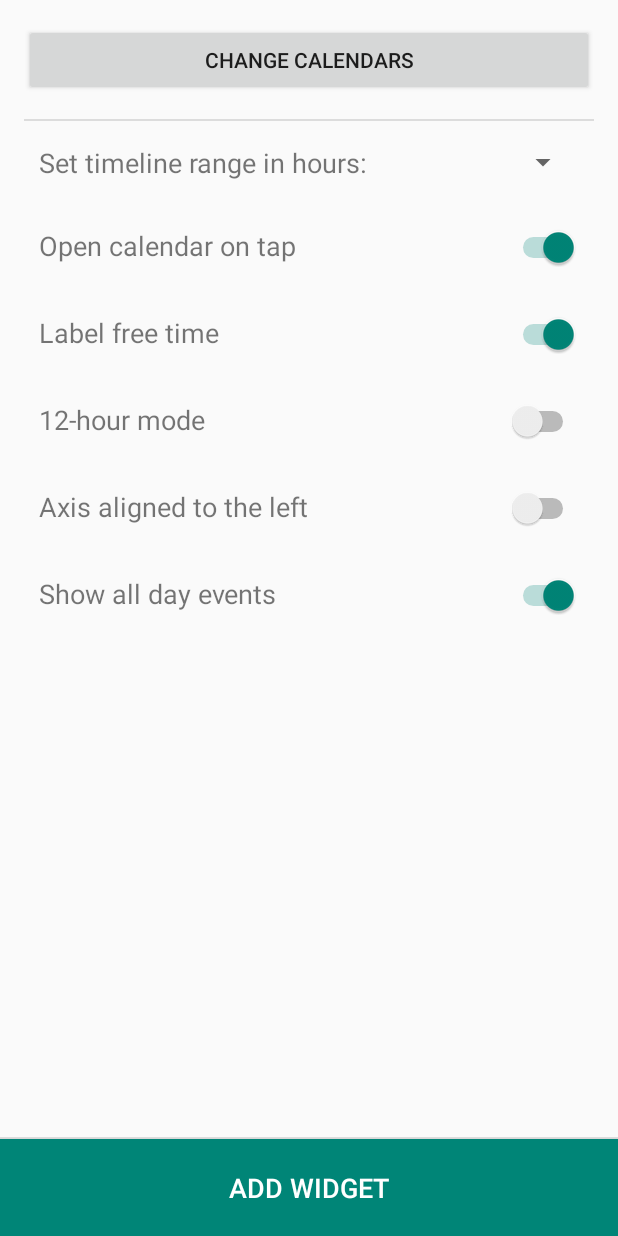
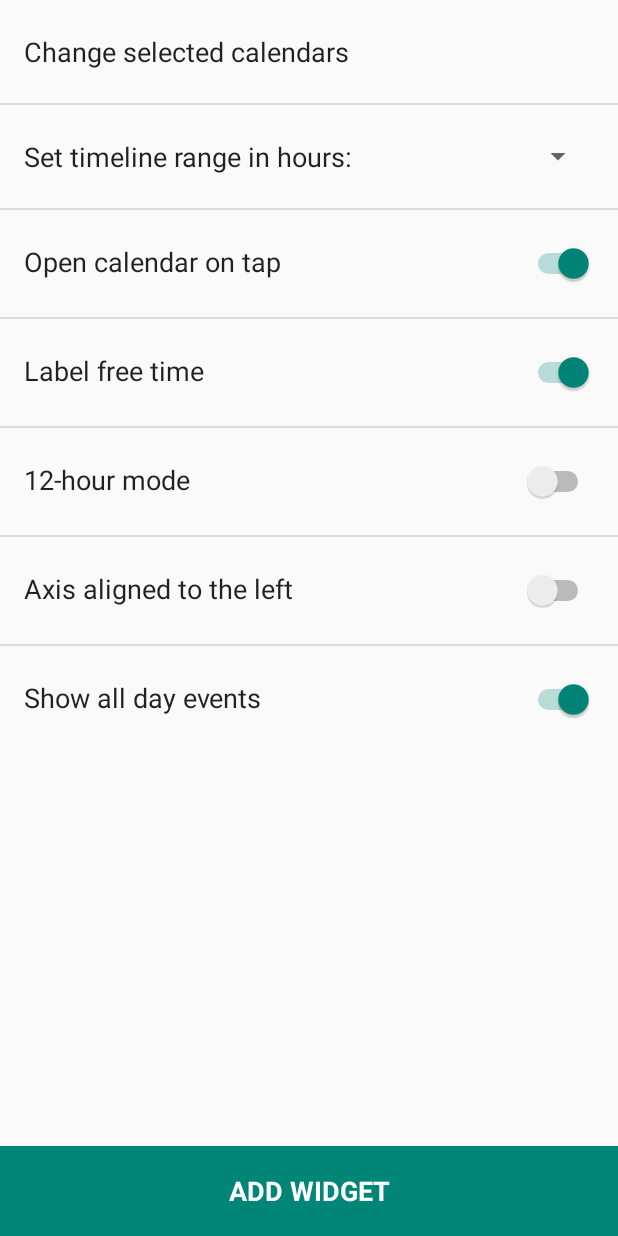
Before and after one commit to Ineptus/DayLine, an Android app: the layout widget_activity_configuration.xml on its own in the app's theme, with its tools: preview values and no code run, on a phone screen of 412 x 824 dp. Run offline under Robolectric (Android 15) with nearby library versions, the phone set to English and light mode, and no system bars.

Commit message:
Rework Configuration heavily

```diff
--- a/app/src/main/java/com/ineptus/dayline/ChooseCalendarsFragment.java
+++ b/app/src/main/java/com/ineptus/dayline/ChooseCalendarsFragment.java
@@ -28,9 +28,15 @@ public class ChooseCalendarsFragment extends DialogFragment {
 		this.widgetId = widgetId;
 	}
 
+    @Override
+    public Dialog onCreateDialog(Bundle savedInstanceState) {
 
-	@Override
-    public Dialog onCreateDialog(Bundle savedInstanceState) {
+        if(context == null) {
+            context = getActivity().getApplicationContext();
+            //dismiss();
+            //return new AlertDialog.Builder(getActivity()).create();
+        }
+
 
 		// Use the Builder class for convenient dialog construction
 		CharSequence[] items = CalendarDrainer.getCalendarsNames(context);
--- a/app/src/main/java/com/ineptus/dayline/ConfigurationActivity.java
+++ b/app/src/main/java/com/ineptus/dayline/ConfigurationActivity.java
@@ -6,12 +6,19 @@ import android.appwidget.AppWidgetManager;
 import android.content.Context;
 import android.content.Intent;
 import android.content.pm.PackageManager.NameNotFoundException;
+import android.content.res.Configuration;
+import android.graphics.Rect;
 import android.os.Bundle;
+import android.os.PersistableBundle;
 import android.support.v7.app.ActionBar;
 import android.support.v7.app.ActionBarActivity;
+import android.view.TouchDelegate;
 import android.view.View;
 import android.widget.ArrayAdapter;
+import android.widget.Button;
+import android.widget.LinearLayout;
 import android.widget.NumberPicker;
+import android.widget.RelativeLayout;
 import android.widget.Spinner;
 import android.widget.Switch;
 
@@ -27,6 +34,8 @@ import com.ineptus.dayline.tools.Prefs;
  */
 public class ConfigurationActivity extends ActionBarActivity {
 
+    private final static String CALENDARS_CHOSEN_KEY = "calendars_chosen";
+
     private final static int MIN_RANGE = 4;
     private final static int MAX_RANGE = 48;
 
@@ -41,8 +50,23 @@ public class ConfigurationActivity extends ActionBarActivity {
     private Switch mirror;
     private Switch showAllDay;
 
+    private boolean calendarsChosen = false;
+    private boolean result_canceled = true;
+
     public ConfigurationActivity() {
         super();
+    }
+
+    @Override
+    protected void onSaveInstanceState(Bundle outState) {
+        super.onSaveInstanceState(outState);
+        outState.putBoolean(CALENDARS_CHOSEN_KEY, calendarsChosen);
+    }
+
+    @Override
+    protected void onRestoreInstanceState(Bundle savedInstanceState) {
+        super.onRestoreInstanceState(savedInstanceState);
+        calendarsChosen = savedInstanceState.getBoolean(CALENDARS_CHOSEN_KEY, false);
     }
 
     @Override
@@ -76,20 +100,6 @@ public class ConfigurationActivity extends ActionBarActivity {
         rangeSpinner.setAdapter(spinAdapter);
         rangeSpinner.setSelection(12);
 
-/*        String[] nums = new String[20];
-        for(int i=0; i<nums.length; i++)
-            nums[i] = Integer.toString(i);
-
-        rangePicker.setMinValue(1);
-        rangePicker.setMaxValue(20);
-        rangePicker.setWrapSelectorWheel(true);
-        rangePicker.setDisplayedValues(nums);
-        rangePicker.setValue(8);*/
-
-
-        findViewById(R.id.choose_calendars_button).setOnClickListener(chooseCalendarsListener);
-
-        findViewById(R.id.add_button).setOnClickListener(mOnClickListener);
 
         // Find the widget id from the intent.
         Intent intent = getIntent();
@@ -99,6 +109,9 @@ public class ConfigurationActivity extends ActionBarActivity {
                     AppWidgetManager.EXTRA_APPWIDGET_ID, AppWidgetManager.INVALID_APPWIDGET_ID);
         }
 
+        // Clear prefs. It shouldn't be necessary since 'onRemove', but just in case..
+        Prefs.clearAll(context, mAppWidgetId);
+
         // If this activity was started with an intent without an app widget ID, finish with an error.
         if (mAppWidgetId == AppWidgetManager.INVALID_APPWIDGET_ID) {
             finish();
@@ -106,20 +119,28 @@ public class ConfigurationActivity extends ActionBarActivity {
         }
 
         ActionBar actionBar = getSupportActionBar();
-        actionBar.setTitle("DayLine Configuration");
-
-        findViewById(R.id.choose_calendars_button).performClick();
+        actionBar.setTitle(R.string.configuration_actionbar_title);
     }
 
+    @Override
+    protected void onResume() {
+        super.onResume();
 
-    final View.OnClickListener chooseCalendarsListener = new View.OnClickListener() {
+        if(!calendarsChosen) {
+            calendarsChosen = true;
+            showCalendarsChoice(findViewById(R.id.choose_calendars_button));
+        }
+    }
 
     @Override
-        public void onClick(View v) {
+    protected void onDestroy() {
+        super.onDestroy();
+        if(result_canceled) {
+            Prefs.clearAll(getApplicationContext(), mAppWidgetId);
+        }
+    }
 
-            // DialogFragment.show() will take care of adding the fragment
-            // in a transaction.  We also want to remove any currently showing
-            // dialog, so make our own transaction and take care of that here.
+    public void showCalendarsChoice(View view) {
         FragmentTransaction ft = getFragmentManager().beginTransaction();
         Fragment prev = getFragmentManager().findFragmentByTag("dialog");
         if (prev != null) {
@@ -133,13 +154,9 @@ public class ConfigurationActivity extends ActionBarActivity {
         dialogF.setContext(getApplicationContext());
         dialogF.setWidgetId(mAppWidgetId);
         dialogF.show(ft, "dialog");
+    }
 
-        }
-    };
-
-
-    final View.OnClickListener mOnClickListener = new View.OnClickListener() {
-        public void onClick(View v) {
+    public void addWidget(View view) {
             final Context context = ConfigurationActivity.this;
 
             int version;
@@ -165,12 +182,19 @@ public class ConfigurationActivity extends ActionBarActivity {
             // Make sure we pass back the original appWidgetId
             Intent resultValue = new Intent();
             resultValue.putExtra(AppWidgetManager.EXTRA_APPWIDGET_ID, mAppWidgetId);
+            result_canceled=false;
             setResult(RESULT_OK, resultValue);
             finish();
     }
-    };
 
 
 
 
+    public void clickReceiver(View view) {
+        RelativeLayout l = (RelativeLayout) view;
+        View child = l.getChildAt(l.getChildCount()-1);
+        child.performClick();
     }
+
+
+}
--- a/app/src/main/res/layout/range_spinner.xml
+++ b/app/src/main/res/layout/range_spinner.xml
@@ -8,5 +8,6 @@
     android:layout_height="wrap_content"
     android:ellipsize="marquee"
     android:textAlignment="center"
+    android:textSize="@dimen/abc_text_size_medium_material"
     android:gravity="center"
-    android:textColor="@color/primary_dark_material_light" />
+    android:textColor="@color/primary_text_default_material_light" />
--- a/app/src/main/res/layout/range_spinner_item.xml
+++ b/app/src/main/res/layout/range_spinner_item.xml
@@ -10,4 +10,4 @@
     android:ellipsize="marquee"
     android:textAlignment="center"
     android:gravity="center"
-    android:textColor="@color/primary_dark_material_light" />
+    android:textColor="@color/secondary_text_default_material_light"/>
--- a/app/src/main/res/layout/widget_activity_configuration.xml
+++ b/app/src/main/res/layout/widget_activity_configuration.xml
@@ -9,200 +9,172 @@
     <ScrollView
         android:layout_width="match_parent"
         android:layout_height="fill_parent"
-        android:layout_above="@+id/add_button"
+        android:layout_above="@+id/add_button_holder"
         android:layout_alignParentTop="true">
 
         <LinearLayout
             android:layout_width="match_parent"
             android:layout_height="wrap_content"
-            android:orientation="vertical"
-            android:padding="16dp">
+            android:orientation="vertical">
 
-            <Button
+            <RelativeLayout
                 android:id="@+id/choose_calendars_button"
-                android:layout_width="match_parent"
-                android:layout_height="wrap_content"
-                android:layout_marginBottom="15dp"
+                style="@style/ConfigurationItem"
+                android:onClick="showCalendarsChoice">
+
+                <TextView
+                    android:id="@+id/choose_calendars_button"
+                    style="@style/ConfigurationItem.Text"
                     android:text="@string/choose_calendars_button" />
+            </RelativeLayout>
 
             <View style="@style/Divider" />
 
-            <LinearLayout
-                android:layout_width="match_parent"
-                android:layout_height="wrap_content"
-                android:orientation="vertical"
-                android:paddingLeft="10dp"
-                android:paddingRight="10dp">
-
-                <LinearLayout
-                    android:layout_width="match_parent"
-                    android:layout_height="wrap_content"
-                    android:layout_marginBottom="15dp"
-                    android:layout_marginTop="15dp"
-                    android:orientation="horizontal">
+            <RelativeLayout style="@style/ConfigurationItem">
 
                 <TextView
                     android:id="@+id/set_range_text"
-                        android:layout_width="wrap_content"
-                        android:layout_height="wrap_content"
-                        android:layout_marginEnd="10dp"
-                        android:layout_marginRight="10dp"
-                        android:text="@string/set_range"
-                        android:textSize="18sp" />
+                    style="@style/ConfigurationItem.Text"
+                    android:text="@string/set_range" />
 
                 <Spinner
                     android:id="@+id/range_spinner"
-                        android:layout_width="fill_parent"
+                    android:layout_width="80dp"
                     android:layout_height="wrap_content"
-                        android:textSize="18sp" />
+                    android:layout_alignParentRight="true" />
 
                 <!--                    <NumberPicker
                                         android:id="@+id/range_picker"
                                         android:layout_width="wrap_content"
                                         android:layout_height="fill_parent"/>-->
 
-                </LinearLayout>
+            </RelativeLayout>
 
+            <View style="@style/Divider" />
 
-                <LinearLayout
-                    android:layout_width="match_parent"
-                    android:layout_height="wrap_content"
-                    android:layout_marginBottom="15dp"
-                    android:layout_marginTop="15dp"
-                    android:orientation="horizontal">
+            <RelativeLayout style="@style/ConfigurationItem">
 
                 <TextView
                     android:id="@+id/button_switch_text"
-                        android:layout_width="wrap_content"
-                        android:layout_height="wrap_content"
-                        android:layout_marginEnd="10dp"
-                        android:layout_marginRight="10dp"
-                        android:text="@string/button_switch_text"
-                        android:textSize="18sp" />
+                    style="@style/ConfigurationItem.Text"
+                    android:text="@string/button_switch_text" />
 
                 <Switch
                     android:id="@+id/button_switch"
-                        android:layout_width="fill_parent"
-                        android:layout_height="wrap_content"
+                    style="@style/ConfigurationItem.Switch"
                     android:checked="true" />
 
-                </LinearLayout>
+            </RelativeLayout>
 
-                <LinearLayout
-                    android:layout_width="match_parent"
-                    android:layout_height="wrap_content"
-                    android:layout_marginBottom="15dp"
-                    android:layout_marginTop="15dp"
-                    android:orientation="horizontal">
+            <View style="@style/Divider" />
+
+            <RelativeLayout style="@style/ConfigurationItem">
 
                 <TextView
                     android:id="@+id/switch_free_labels_text"
-                        android:layout_width="wrap_content"
-                        android:layout_height="wrap_content"
-                        android:layout_marginEnd="10dp"
-                        android:layout_marginRight="10dp"
-                        android:text="@string/switch_free_labels_text"
-                        android:textSize="18sp" />
+                    style="@style/ConfigurationItem.Text"
+                    android:text="@string/switch_free_labels_text" />
 
                 <Switch
                     android:id="@+id/switch_free_labels"
-                        android:layout_width="fill_parent"
-                        android:layout_height="wrap_content"
+                    style="@style/ConfigurationItem.Switch"
                     android:checked="true" />
 
-                </LinearLayout>
+            </RelativeLayout>
 
-                <LinearLayout
-                    android:layout_width="match_parent"
-                    android:layout_height="wrap_content"
-                    android:layout_marginBottom="15dp"
-                    android:layout_marginTop="15dp"
-                    android:orientation="horizontal">
+            <View style="@style/Divider" />
+
+            <RelativeLayout style="@style/ConfigurationItem">
 
                 <TextView
                     android:id="@+id/switch_12_hours_text"
-                        android:layout_width="wrap_content"
-                        android:layout_height="wrap_content"
-                        android:layout_marginEnd="10dp"
-                        android:layout_marginRight="10dp"
-                        android:text="@string/use_12_hours"
-                        android:textSize="18sp" />
+                    style="@style/ConfigurationItem.Text"
+                    android:text="@string/use_12_hours" />
 
                 <Switch
                     android:id="@+id/switch_12_hours"
-                        android:layout_width="fill_parent"
-                        android:layout_height="wrap_content"
+                    style="@style/ConfigurationItem.Switch"
                     android:checked="false" />
 
-                </LinearLayout>
+            </RelativeLayout>
 
-                <LinearLayout
-                    android:layout_width="match_parent"
-                    android:layout_height="wrap_content"
-                    android:layout_marginBottom="15dp"
-                    android:layout_marginTop="15dp"
-                    android:orientation="horizontal">
+            <View style="@style/Divider" />
+
+            <RelativeLayout style="@style/ConfigurationItem">
 
                 <TextView
                     android:id="@+id/switch_mirror_text"
-                        android:layout_width="wrap_content"
-                        android:layout_height="wrap_content"
-                        android:layout_marginEnd="10dp"
-                        android:layout_marginRight="10dp"
-                        android:text="@string/mirror"
-                        android:textSize="18sp" />
+                    style="@style/ConfigurationItem.Text"
+                    android:text="@string/mirror" />
 
                 <Switch
                     android:id="@+id/switch_mirror"
-                        android:layout_width="fill_parent"
-                        android:layout_height="wrap_content"
+                    style="@style/ConfigurationItem.Switch"
                     android:checked="false" />
 
-                </LinearLayout>
+            </RelativeLayout>
 
-                <LinearLayout
-                    android:layout_width="match_parent"
-                    android:layout_height="wrap_content"
-                    android:layout_marginBottom="15dp"
-                    android:layout_marginTop="15dp"
-                    android:orientation="horizontal">
+            <View style="@style/Divider" />
+
+            <RelativeLayout style="@style/ConfigurationItem">
 
                 <TextView
                     android:id="@+id/switch_show_allday_text"
-                        android:layout_width="wrap_content"
-                        android:layout_height="wrap_content"
-                        android:layout_marginEnd="10dp"
-                        android:layout_marginRight="10dp"
-                        android:text="@string/show_allday"
-                        android:textSize="18sp" />
+                    style="@style/ConfigurationItem.Text"
+                    android:text="@string/show_allday" />
 
                 <Switch
                     android:id="@+id/switch_show_allday"
-                        android:layout_width="fill_parent"
-                        android:layout_height="wrap_content"
+                    style="@style/ConfigurationItem.Switch"
                     android:checked="true" />
 
-                </LinearLayout>
+            </RelativeLayout>
 
 
         </LinearLayout>
-        </LinearLayout>
     </ScrollView>
 
-    <View
-        style="@style/Divider"
-        android:layout_above="@+id/add_button" />
 
-    <Button
+    <RelativeLayout
+        android:id="@+id/add_button_holder"
+        android:layout_width="match_parent"
+        android:layout_height="60dp"
+        android:layout_alignParentBottom="true"
+        android:background="@color/accent_material_light">
+
+        <RelativeLayout
             android:id="@+id/add_button"
+            android:background="?attr/selectableItemBackground"
+            android:layout_width="match_parent"
+            android:layout_height="match_parent"
+            android:layout_centerInParent="true"
+            android:clickable="true"
+            android:onClick="addWidget">
+
+            <TextView
+                android:layout_width="match_parent"
+                android:layout_height="match_parent"
+                android:gravity="center"
+                android:text="@string/add_widget"
+                android:textAlignment="center"
+                android:textColor="@color/primary_text_default_material_dark"
+                android:textSize="@dimen/abc_text_size_medium_material"
+                android:textStyle="bold"/>
+
+        </RelativeLayout>
+
+    </RelativeLayout>
+
+    <!--    <Button
+            android:id="@+id/add_button"
+            style="@style/addButton"
             android:layout_width="match_parent"
             android:layout_height="wrap_content"
             android:layout_alignParentBottom="true"
             android:paddingBottom="20dp"
             android:paddingTop="20dp"
             android:text="@string/add_widget"
-        android:background="@color/accent_material_light"
             android:textColor="@color/primary_text_default_material_dark"
-        android:textSize="18dp" />
+            android:textSize="@dimen/abc_text_size_medium_material"/>-->
 
 </RelativeLayout>
--- a/app/src/main/res/values/strings.xml
+++ b/app/src/main/res/values/strings.xml
@@ -1,9 +1,9 @@
 <resources>
     <string name="app_name">DayLine</string>
-    <string name="add_widget">Add widget</string>
+    <string name="add_widget">ADD WIDGET</string>
     <string name="choose_calendars">Choose calendars to display:</string>
     <string name="set_range">Set timeline range in hours:</string>
-    <string name="choose_calendars_button">Change calendars</string>
+    <string name="choose_calendars_button">Change selected calendars</string>
     <string name="button_switch_text">Open calendar on tap</string>
     <string name="switch_free_labels_text">Label free time</string>
     <string name="use_12_hours">12-hour mode</string>
@@ -11,4 +11,5 @@
     <string name="show_allday">Show all day events</string>
     <string name="replace_message">REPLACING\nWIDGET\nREQUIRED :(</string>
     <string name="of_free_time">of free time!</string>
+    <string name="configuration_actionbar_title">DayLine - Configuration</string>
 </resources>
--- a/app/src/main/res/values/styles.xml
+++ b/app/src/main/res/values/styles.xml
@@ -10,4 +10,32 @@
         <item name="android:background">?android:attr/listDivider</item>
     </style>
 
+
+    <style name="ConfigurationItem" parent="AppTheme">
+        <item name="android:layout_width">match_parent</item>
+        <item name="android:layout_height">wrap_content</item>
+        <item name="android:paddingBottom">22dp</item>
+        <item name="android:paddingTop">22dp</item>
+        <item name="android:background">?attr/selectableItemBackground</item>
+        <item name="android:clickable">true</item>
+        <item name="android:paddingLeft">16dp</item>
+        <item name="android:paddingRight">16dp</item>
+        <item name="android:onClick">clickReceiver</item>
+    </style>
+
+    <style name="ConfigurationItem.Text" parent="AppTheme">
+        <item name="android:layout_width">wrap_content</item>
+        <item name="android:layout_height">wrap_content</item>
+        <item name="android:layout_alignParentLeft">true</item>
+        <item name="android:paddingRight">10dp</item>
+        <item name="android:text">@string/button_switch_text</item>
+        <item name="android:textSize">18sp</item>
+    </style>
+
+    <style name="ConfigurationItem.Switch" parent="AppTheme">
+        <item name="android:layout_width">wrap_content</item>
+        <item name="android:layout_height">wrap_content</item>
+        <item name="android:layout_alignParentRight">true</item>
+    </style>
+
 </resources>
```
Also changed, not shown: app/src/main/AndroidManifest.xml (+9 -10 lines). Lines whose indentation alone changed are shown as unchanged.
